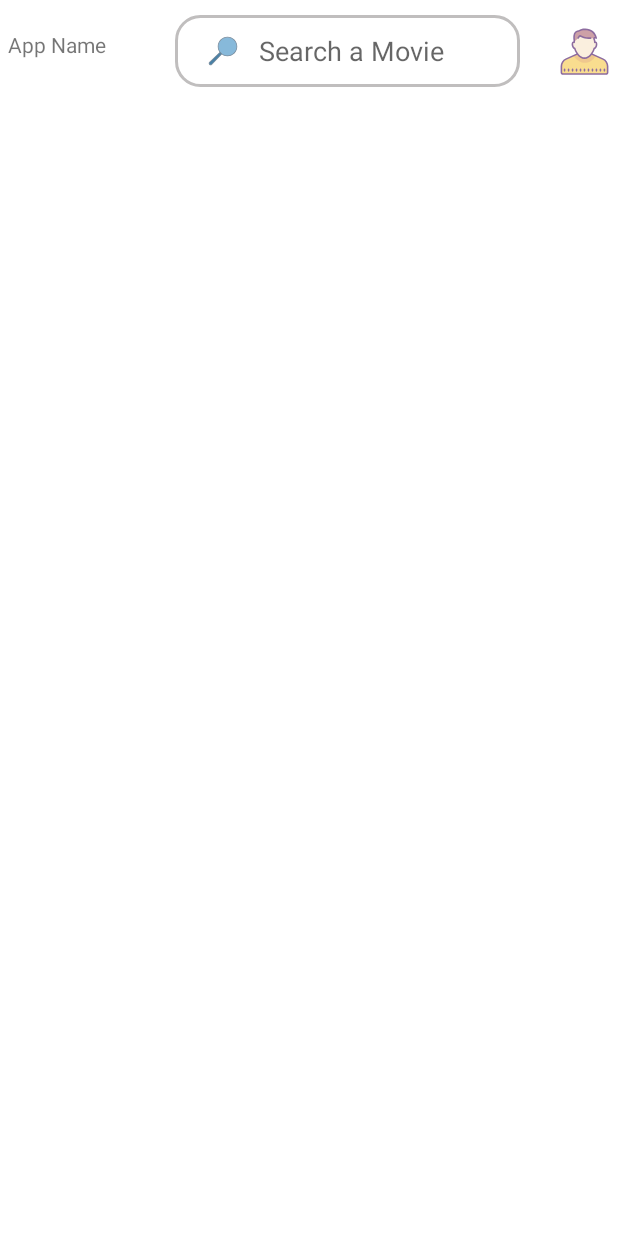
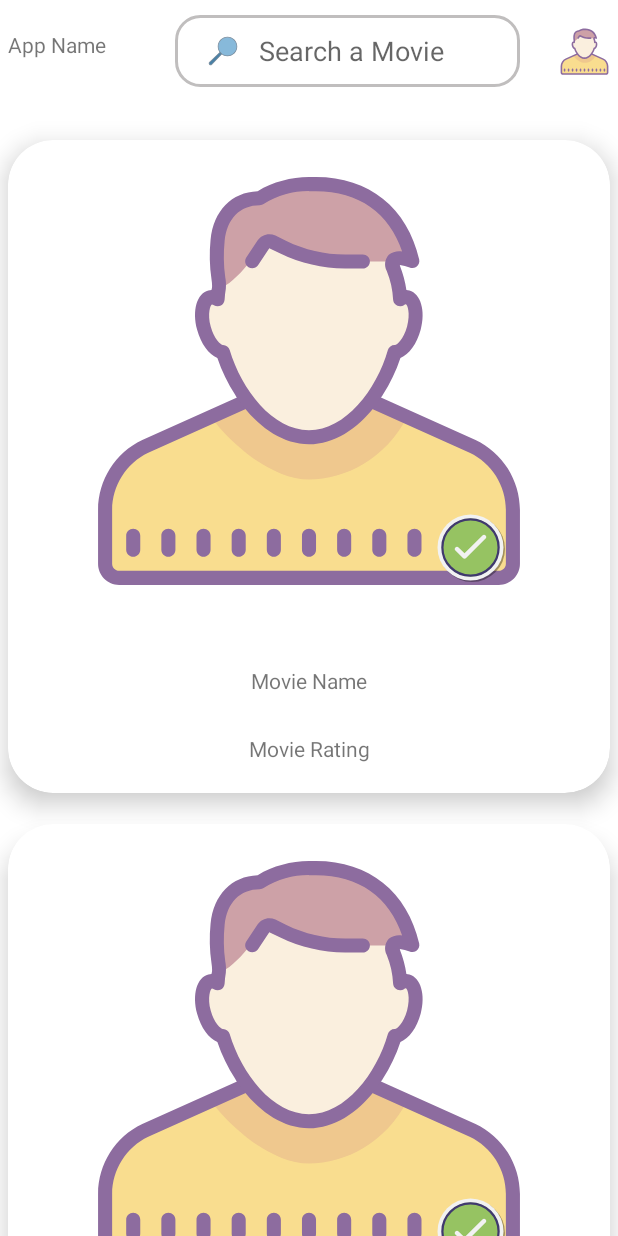
Before and after one commit to Lukalomi/Movie_App, an Android app: the layout fragment_home.xml on its own in the app's theme, with its tools: preview values and no code run, on a phone screen of 412 x 824 dp. Run offline under Robolectric (Android 15) with nearby library versions, the phone set to English and light mode, and no system bars.

Commit message:
Added RecyclerView  And MovieHomeAdapter to Project

```diff
--- a/app/src/main/res/layout/fragment_home.xml
+++ b/app/src/main/res/layout/fragment_home.xml
@@ -44,5 +44,17 @@
         app:layout_constraintStart_toEndOf="@+id/tvAppName"
         app:layout_constraintTop_toTopOf="parent" />
 
+    <androidx.recyclerview.widget.RecyclerView
+        android:id="@+id/rvHomeRecycler"
+        android:layout_marginTop="20dp"
+        android:layout_width="0dp"
+        android:layout_height="0dp"
+        app:layoutManager="androidx.recyclerview.widget.LinearLayoutManager"
+        app:layout_constraintBottom_toBottomOf="parent"
+        app:layout_constraintEnd_toEndOf="parent"
+        app:layout_constraintStart_toStartOf="parent"
+        app:layout_constraintTop_toBottomOf="@+id/search_action"
+        tools:listitem="@layout/single_movie_item"/>
+
 
 </androidx.constraintlayout.widget.ConstraintLayout>
```
Also changed, not shown: app/src/main/java/com/example/midtermmovieapp/MovieHomeAdapter.kt (added, +39 -0 lines).
